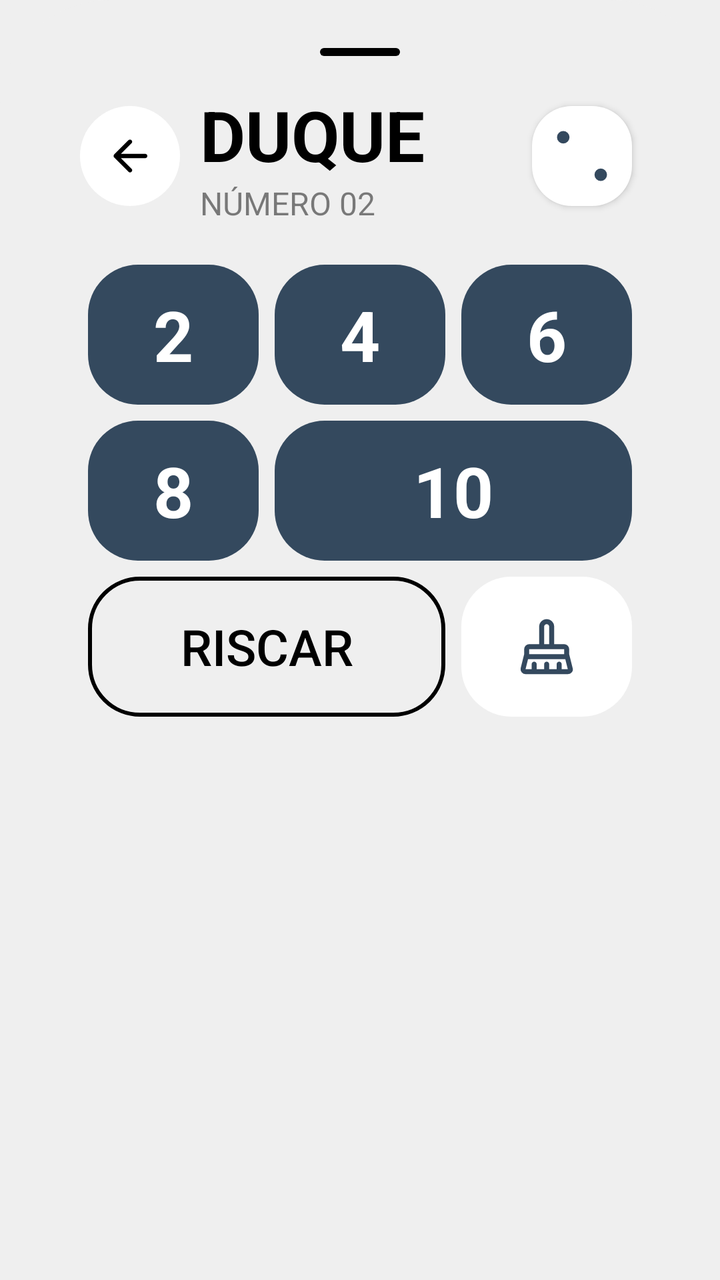
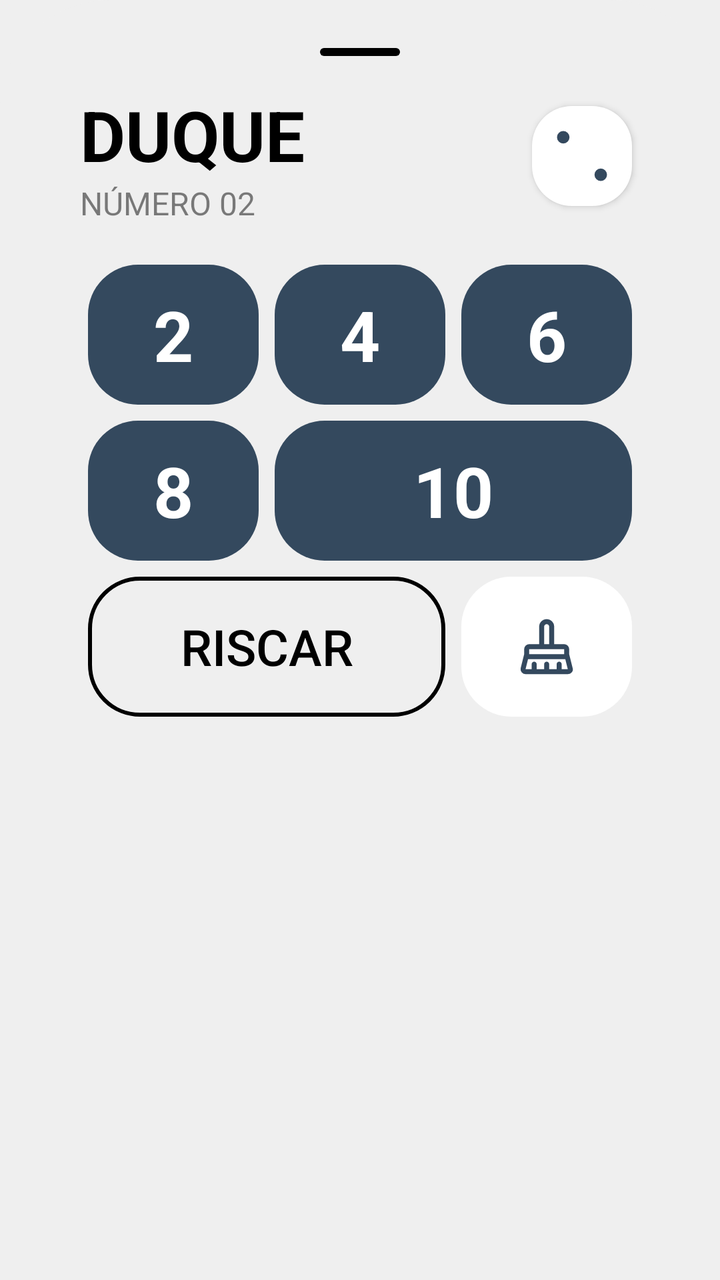

Compare the two renders of this Android layout. The source of the first and the diff that turns it into the second are given below.
<!-- AndroidManifest.xml: application theme Base.Theme.KingOfBozo.Standard -->
<!-- res/layout/box_duque.xml -->
<?xml version="1.0" encoding="utf-8"?>
<LinearLayout xmlns:android="http://schemas.android.com/apk/res/android"
    xmlns:app="http://schemas.android.com/apk/res-auto"
    xmlns:tools="http://schemas.android.com/tools"
    android:id="@+id/numbers_points"
    android:layout_width="match_parent"
    android:layout_height="wrap_content"
    android:backgroundTint="?attr/customBackground"
    android:background="@drawable/bottom_sheet_background"
    android:orientation="vertical"
    android:padding="24dp">

    <ImageView
        android:layout_width="40dp"
        android:layout_height="4dp"
        android:layout_gravity="center_horizontal"
        android:layout_marginBottom="16dp"
        app:tint="?attr/textFillColor"
        android:src="@drawable/background_card_dark" />


    <LinearLayout
        android:id="@+id/action_bar"
        android:layout_width="match_parent"
        android:layout_height="wrap_content"
        android:paddingHorizontal="16dp"
        android:gravity="center"
        tools:ignore="MissingConstraints">

        <ImageView
            android:id="@+id/button_cancel"
            android:layout_width="50dp"
            android:layout_height="50dp"
            android:backgroundTint="?attr/cardBackgroundColor"
            android:background="@drawable/background_circle_yellow"
            android:padding="12dp"
            android:layout_marginRight="10dp"
            app:tint="?attr/textFillColor"
            android:src="@drawable/ic_arrow_back"
            tools:ignore="ContentDescription" />

        <LinearLayout
            android:layout_width="wrap_content"
            android:layout_height="wrap_content"
            android:orientation="vertical"
            android:layout_weight="1"
            app:layout_constraintStart_toEndOf="@+id/button_back">



            <TextView
                android:id="@+id/scoring_title"
                android:layout_width="wrap_content"
                android:layout_height="wrap_content"
                android:text="DUQUE"
                android:textColor="?attr/textFillColor"
                android:textSize="35sp"
                android:textStyle="bold" />
            <TextView
                android:layout_width="wrap_content"
                android:layout_height="wrap_content"
                android:text="NÚMERO 02"
                android:alpha="0.5"
                android:textColor="?attr/textFillColor"
                android:textSize="16sp" />

        </LinearLayout>

        <ImageView
            android:layout_height="50dp"
            android:layout_width="50dp"
            android:backgroundTint="?attr/cardBackgroundColor"
            android:background="@drawable/background_card_de_boca"
            android:src="@drawable/ic_dice_2"
            app:tint="?attr/colorPrimary"
            android:elevation="2dp"
            android:layout_margin="4dp"/>

    </LinearLayout>

    <LinearLayout
        android:layout_width="match_parent"
        android:layout_height="wrap_content"
        android:orientation="vertical"
        android:padding="16dp">

        <GridLayout
            xmlns:android="http://schemas.android.com/apk/res/android"
            xmlns:app="http://schemas.android.com/apk/res-auto"
            android:layout_width="match_parent"
            android:layout_height="wrap_content"
            android:columnCount="3"
            android:rowCount="3">

            <TextView
                android:id="@+id/valor_01"
                android:layout_height="70dp"
                android:layout_width="0dp"
                android:backgroundTint="?attr/colorPrimary"
                android:background="@drawable/background_card_black"
                android:textColor="?attr/customTextBackground"
                android:text="2"
                android:textSize="35dp"
                android:textStyle="bold"
                android:gravity="center"
                android:layout_row="0"
                android:layout_column="0"
                android:layout_columnWeight="1"
                android:layout_gravity="fill"
                android:layout_margin="4dp"/>

            <TextView
                android:id="@+id/valor_02"
                android:layout_height="70dp"
                android:layout_width="0dp"
                android:backgroundTint="?attr/colorPrimary"
                android:background="@drawable/background_card_black"
                android:textColor="?attr/customTextBackground"
                android:text="4"
                android:textSize="35dp"
                android:textStyle="bold"
                android:gravity="center"
                android:layout_row="0"
                android:layout_column="1"
                android:layout_columnWeight="1"
                android:layout_gravity="fill"
                android:layout_margin="4dp"/>

            <TextView
                android:id="@+id/valor_03"
                android:layout_height="70dp"
                android:layout_width="0dp"
                android:backgroundTint="?attr/colorPrimary"
                android:background="@drawable/background_card_black"
                android:textColor="?attr/customTextBackground"
                android:text="6"
                android:textSize="35dp"
                android:textStyle="bold"
                android:gravity="center"
                android:layout_row="0"
                android:layout_column="2"
                android:layout_columnWeight="1"
                android:layout_gravity="fill"
                android:layout_margin="4dp"/>

            <TextView
                android:id="@+id/valor_04"
                android:layout_height="70dp"
                android:layout_width="0dp"
                android:backgroundTint="?attr/colorPrimary"
                android:background="@drawable/background_card_black"
                android:textColor="?attr/customTextBackground"
                android:text="8"
                android:textSize="35dp"
                android:textStyle="bold"
                android:gravity="center"
                android:layout_row="1"
                android:layout_column="0"
                android:layout_columnWeight="1"
                android:layout_gravity="fill"
                android:layout_margin="4dp"/>

            <TextView
                android:id="@+id/valor_05"
                android:layout_height="20dp"
                android:layout_width="0dp"
                android:backgroundTint="?attr/colorPrimary"
                android:background="@drawable/background_card_black"
                android:textColor="?attr/customTextBackground"
                android:text="10"
                android:textSize="35dp"
                android:textStyle="bold"
                android:gravity="center"
                android:layout_row="1"
                android:layout_column="1"
                android:layout_columnSpan="2"
                android:layout_columnWeight="1"
                android:layout_gravity="fill"
                android:layout_margin="4dp"/>

            <ImageView
                android:id="@+id/btn_nulo"
                android:layout_height="70dp"
                android:layout_width="0dp"
                android:backgroundTint="?attr/cardBackgroundColor"
                android:background="@drawable/background_card_black"
                android:src="@drawable/ic_clear"
                app:tint="?attr/colorPrimary"
                android:layout_row="2"
                android:layout_column="2"
                android:layout_columnWeight="1"
                android:layout_gravity="fill"
                android:padding="20dp"
                android:layout_margin="4dp"/>

            <Button
                android:id="@+id/btn_riscar"
                android:layout_height="70dp"
                android:layout_width="0dp"
                app:backgroundTint="?attr/textFillColor"
                android:background="@drawable/background_score_option_riscar"
                app:cornerRadius="20dp"
                android:text="RISCAR"
                android:textSize="25dp"
                android:textColor="?attr/textFillColor"
                app:icon="@drawable/ic_riscar"
                app:iconSize="25dp"
                app:iconTint="?attr/textFillColor"
                android:gravity="center"
                android:layout_row="2"
                android:layout_column="0"
                android:layout_columnSpan="2"
                android:layout_columnWeight="1"
                android:layout_gravity="fill"
                android:layout_margin="4dp" />


        </GridLayout>

    </LinearLayout>


</LinearLayout>
<!-- resources referenced by this layout -->
<resources>
  <!-- drawable background_card_black (drawable) -->
  <shape xmlns:android="http://schemas.android.com/apk/res/android"
      android:shape="rectangle">
      <solid android:color="@color/fundo_light" />
      <corners android:radius="25dp" />
  </shape>
  <!-- drawable background_card_dark (drawable) -->
  <shape xmlns:android="http://schemas.android.com/apk/res/android"
      android:shape="rectangle">
      <solid android:color="@color/fundo_light" />
      <corners android:radius="100dp" />
  </shape>
  <!-- drawable background_card_de_boca (drawable) -->
  <shape xmlns:android="http://schemas.android.com/apk/res/android"
      android:shape="rectangle">
      <solid android:color="@color/fundo_light" />
      <corners android:radius="20dp" />
  </shape>
  <!-- drawable background_circle_yellow (drawable) -->
  <?xml version="1.0" encoding="utf-8"?>
  <shape xmlns:android="http://schemas.android.com/apk/res/android"
      android:shape="oval">
      <solid android:color="@color/fundo_light" />
  </shape>
  <!-- drawable background_score_option_riscar (drawable) -->
  <shape xmlns:android="http://schemas.android.com/apk/res/android"
      android:shape="rectangle">
      <corners android:radius="25dp" />
      <stroke android:width="2dp" android:color="@color/fundo_light" />
      <solid android:color="@android:color/transparent" />
  </shape>
  <!-- drawable bottom_sheet_background (drawable) -->
  <?xml version="1.0" encoding="utf-8"?>
  <shape xmlns:android="http://schemas.android.com/apk/res/android"
      android:shape="rectangle">
      <solid android:color="@color/fundo_light"/>
      <corners android:topLeftRadius="55dp" android:topRightRadius="55dp"/>
  </shape>
  <!-- drawable ic_arrow_back (drawable) -->
  <vector xmlns:android="http://schemas.android.com/apk/res/android"
      android:width="24dp"
      android:height="24dp"
      android:viewportWidth="960"
      android:viewportHeight="960"
      android:tint="@color/fundo_light"
      android:autoMirrored="true">
    <path
        android:fillColor="@android:color/white"
        android:pathData="M313,520L509,716Q521,728 520.5,744Q520,760 508,772Q496,783 480,783.5Q464,784 452,772L188,508Q182,502 179.5,495Q177,488 177,480Q177,472 179.5,465Q182,458 188,452L452,188Q463,177 479.5,177Q496,177 508,188Q520,200 520,216.5Q520,233 508,245L313,440L760,440Q777,440 788.5,451.5Q800,463 800,480Q800,497 788.5,508.5Q777,520 760,520L313,520Z"/>
  </vector>
  <!-- drawable ic_dice_2 (drawable) -->
  <vector xmlns:android="http://schemas.android.com/apk/res/android"
      android:width="24dp"
      android:height="24dp"
      android:viewportWidth="24"
      android:viewportHeight="24">
      <path
          android:fillColor="@color/fundo_light"
          android:pathData="M7.5,7.5m-1.5,0a1.5,1.5 0,1 1,3 0a1.5,1.5 0,1 1,-3 0"/>
      <path
          android:fillColor="@color/fundo_light"
          android:pathData="M16.5,16.5m-1.5,0a1.5,1.5 0,1 1,3 0a1.5,1.5 0,1 1,-3 0"/>
  </vector>
  <!-- drawable ic_riscar (drawable) -->
  <vector xmlns:android="http://schemas.android.com/apk/res/android"
      android:width="24dp"
      android:height="24dp"
      android:viewportWidth="960"
      android:viewportHeight="960"
      android:tint="?attr/colorControlNormal">
    <path
        android:fillColor="@android:color/white"
        android:pathData="M753,640L673,560L800,560L800,640L753,640ZM640,527L433,320L560,320L560,160L640,160L640,320L800,320L800,400L640,400L640,527ZM400,287L320,207L320,160L400,160L400,287ZM791,904L640,753L640,800L560,800L560,673L527,640L400,640L400,800L320,800L320,640L160,640L160,560L320,560L320,433L287,400L160,400L160,320L207,320L56,169L112,112L848,848L791,904Z"/>
  </vector>
  <color name="fundo_light">#EFEFEF</color>
  <color name="padrao">#34495e</color>
  <color name="text_dark">#000000</color>
  <color name="text_light">#FFFFFF</color>
  <color name="icon_dark">#000000</color>
  <color name="icon_light">#FFFFFF</color>
  <color name="card_light">#FFFFFF</color>
  <color name="card_dark">#313131</color>
  <!-- unchanged entries left out for length: 3 -->
</resources>

<!-- the commit's change to res/layout/box_duque.xml (unified diff, before → after) -->
@@ -27,17 +27,17 @@
         android:gravity="center"
         tools:ignore="MissingConstraints">
 
-        <ImageView
-            android:id="@+id/button_cancel"
-            android:layout_width="50dp"
-            android:layout_height="50dp"
-            android:backgroundTint="?attr/cardBackgroundColor"
-            android:background="@drawable/background_circle_yellow"
-            android:padding="12dp"
-            android:layout_marginRight="10dp"
-            app:tint="?attr/textFillColor"
-            android:src="@drawable/ic_arrow_back"
-            tools:ignore="ContentDescription" />
+
+
+
+
+
+
+
+
+
+
+
 
         <LinearLayout
             android:layout_width="wrap_content"
<!-- resource entries referenced after the edit -->
@@ -18,12 +18,6 @@
       <solid android:color="@color/fundo_light" />
       <corners android:radius="20dp" />
   </shape>
-  <!-- drawable background_circle_yellow (drawable) -->
-  <?xml version="1.0" encoding="utf-8"?>
-  <shape xmlns:android="http://schemas.android.com/apk/res/android"
-      android:shape="oval">
-      <solid android:color="@color/fundo_light" />
-  </shape>
   <!-- drawable background_score_option_riscar (drawable) -->
   <shape xmlns:android="http://schemas.android.com/apk/res/android"
       android:shape="rectangle">
@@ -38,18 +32,6 @@
       <solid android:color="@color/fundo_light"/>
       <corners android:topLeftRadius="55dp" android:topRightRadius="55dp"/>
   </shape>
-  <!-- drawable ic_arrow_back (drawable) -->
-  <vector xmlns:android="http://schemas.android.com/apk/res/android"
-      android:width="24dp"
-      android:height="24dp"
-      android:viewportWidth="960"
-      android:viewportHeight="960"
-      android:tint="@color/fundo_light"
-      android:autoMirrored="true">
-    <path
-        android:fillColor="@android:color/white"
-        android:pathData="M313,520L509,716Q521,728 520.5,744Q520,760 508,772Q496,783 480,783.5Q464,784 452,772L188,508Q182,502 179.5,495Q177,488 177,480Q177,472 179.5,465Q182,458 188,452L452,188Q463,177 479.5,177Q496,177 508,188Q520,200 520,216.5Q520,233 508,245L313,440L760,440Q777,440 788.5,451.5Q800,463 800,480Q800,497 788.5,508.5Q777,520 760,520L313,520Z"/>
-  </vector>
   <!-- drawable ic_dice_2 (drawable) -->
   <vector xmlns:android="http://schemas.android.com/apk/res/android"
       android:width="24dp"
